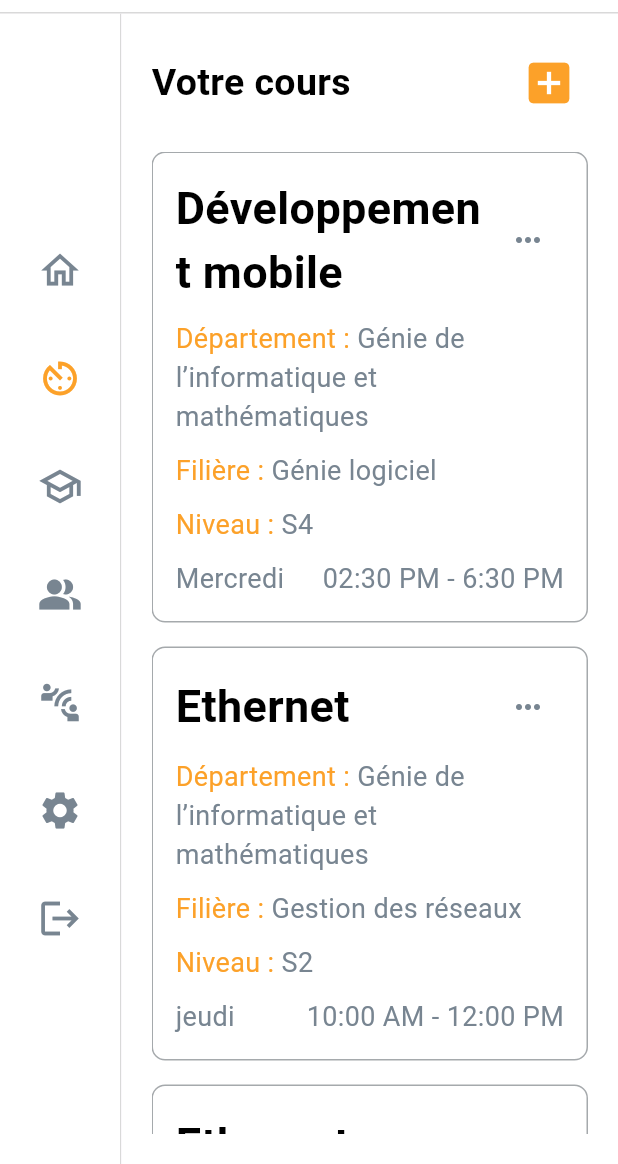
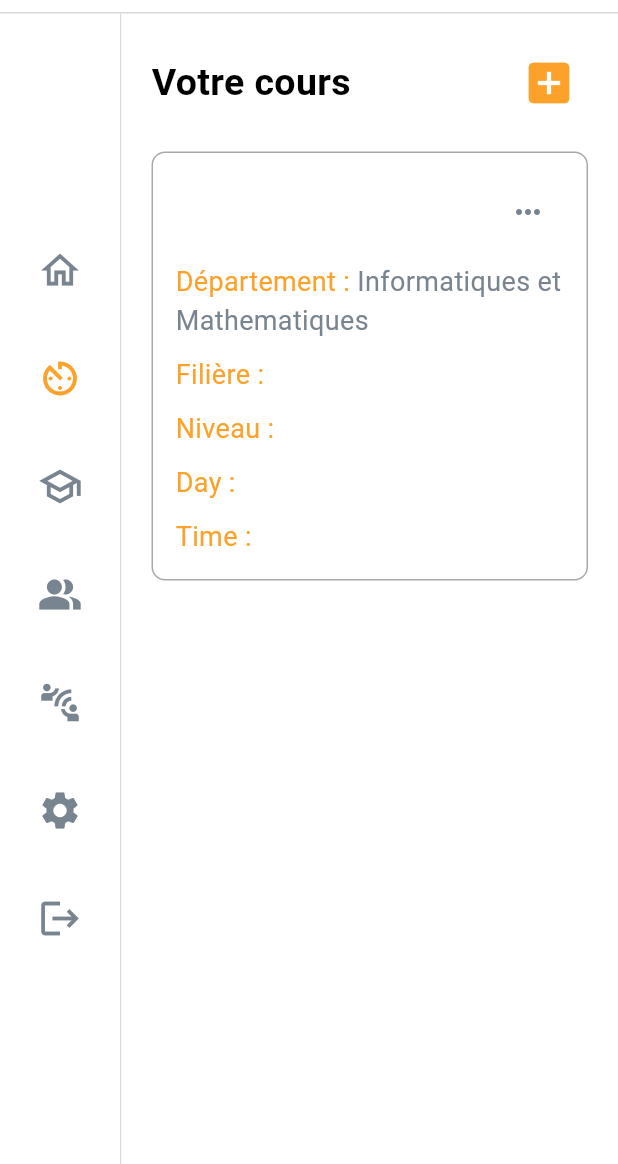
Before and after one commit to SalimZ04/estk_pfe, a Flutter app: the screen it shows after launch, after a tap on "Consultez les emplois", on a phone screen of 412 x 824 dp, the part 72-1236 px from its top. Run offline on Flutter 3.47's test engine with Material 3 defaults, Android fonts, the phone set to English and light mode, and no system bars; our stand-ins replace animate_do, firebase_auth, firebase_core, flutter_svg, fluttertoast, sqflite; accounts and stored records are empty; Roboto replaces fonts that are missing (Sarala).

Commit message:
partie cours

```diff
--- a/lib/pages/details_pages.dart
+++ b/lib/pages/details_pages.dart
@@ -86,7 +86,7 @@ class _MyWidgetState extends State<DetailsPage> {
                               height: 8,
                             ),
                             Text(
-                              'Développement mobile, Systèmes et applications répartis',
+                              '',
                               textAlign: TextAlign.start,
                               style: TextStyle(
                                 color: secondcolor,
@@ -123,7 +123,7 @@ class _MyWidgetState extends State<DetailsPage> {
                               height: 8,
                             ),
                             Text(
-                              'Génie de l’informatique et mathématiques',
+                              '',
                               textAlign: TextAlign.start,
                               style: TextStyle(
                                 color: secondcolor,
@@ -161,7 +161,7 @@ class _MyWidgetState extends State<DetailsPage> {
                               height: 8,
                             ),
                             Text(
-                              'Génie logiciel S4',
+                              '',
                               textAlign: TextAlign.start,
                               style: TextStyle(
                                 color: secondcolor,
@@ -199,7 +199,7 @@ class _MyWidgetState extends State<DetailsPage> {
                               height: 8,
                             ),
                             Text(
-                              'S4',
+                              '',
                               textAlign: TextAlign.start,
                               style: TextStyle(
                                 color: secondcolor,
@@ -237,7 +237,7 @@ class _MyWidgetState extends State<DetailsPage> {
                               height: 8,
                             ),
                             Text(
-                              '30',
+                              '',
                               textAlign: TextAlign.start,
                               style: TextStyle(
                                 color: secondcolor,
@@ -280,7 +280,7 @@ class _MyWidgetState extends State<DetailsPage> {
                               crossAxisAlignment: CrossAxisAlignment.center,
                               children: [
                                 Text(
-                                  'Mercredi ',
+                                  '',
                                   textAlign: TextAlign.start,
                                   style: TextStyle(
                                     color: secondcolor,
@@ -292,7 +292,7 @@ class _MyWidgetState extends State<DetailsPage> {
                                 ),
                                 const SizedBox(width: 26),
                                 Text(
-                                  '02:30 PM - 6:30 PM',
+                                  '',
                                   textAlign: TextAlign.start,
                                   style: TextStyle(
                                     color: secondcolor,
@@ -332,7 +332,7 @@ class _MyWidgetState extends State<DetailsPage> {
                               height: 8,
                             ),
                             Text(
-                              'Développement mobile',
+                              '',
                               textAlign: TextAlign.start,
                               style: TextStyle(
                                 color: secondcolor,
--- a/lib/pages/noter_absence.dart
+++ b/lib/pages/noter_absence.dart
@@ -12,8 +12,6 @@ class NoterAbsPages extends StatefulWidget {
 }
 
 class _MyWidgetState extends State<NoterAbsPages> {
-
-
   @override
   Widget build(BuildContext context) {
     DateTime now = DateTime.now();
--- a/lib/widget/cours_widget copy.dart
+++ b/lib/widget/cours_widget copy.dart
@@ -25,28 +25,12 @@ class _CoursWidgetv2State extends State<CoursWidgetv2> {
     // Return sample data as a map
     return [
       {
-        'Module': 'Développement mobile',
-        'Département': 'Génie de l’informatique et mathématiques',
-        'Filière': 'Génie logiciel',
-        'Niveau': 'S4',
-        'Day': 'Mercredi',
-        'Time': '02:30 PM - 6:30 PM',
-      },
-      {
-        'Module': 'Ethernet',
-        'Département': 'Génie de l’informatique et mathématiques',
-        'Filière': 'Gestion des réseaux',
-        'Niveau': 'S2',
-        'Day': 'jeudi',
-        'Time': '10:00 AM - 12:00 PM',
-      },
-      {
-        'Module': 'Ethernet',
-        'Département': 'Génie de l’informatique et mathématiques',
-        'Filière': 'Gestion des réseaux',
-        'Niveau': 'S2',
-        'Day': 'jeudi',
-        'Time': '10:00 AM - 12:00 PM',
+        'Module': '$_selectedModule',
+        'Département': 'Informatiques et Mathematiques',
+        'Filière': '$_selectedFiliere',
+        'Niveau': '$_selectedNiveau',
+        'Day': '$_selectedDay',
+        'Time': '$_selectedTime',
       },
     ];
   }
@@ -206,6 +190,14 @@ class _CoursWidgetv2State extends State<CoursWidgetv2> {
                                               ))
                                           .toList(),
                                     ),
+                                    Text(
+                                        'Module sélectionné: $_selectedModule'),
+                                    Text(
+                                        'Filière sélectionnée: $_selectedFiliere'),
+                                    Text(
+                                        'Niveau sélectionné: $_selectedNiveau'),
+                                    Text('Jour sélectionné: $_selectedDay'),
+                                    Text('Heure sélectionnée: $_selectedTime'),
                                     const SizedBox(height: 20),
                                     Row(
                                       mainAxisAlignment:
@@ -231,6 +223,7 @@ class _CoursWidgetv2State extends State<CoursWidgetv2> {
                                               );
                                             } else {
                                               // Proceed with your logic here
+                                              print('---------------------');
                                               print('Module: $_selectedModule');
                                               print(
                                                   'Filière: $_selectedFiliere');
@@ -275,7 +268,7 @@ class _CoursWidgetv2State extends State<CoursWidgetv2> {
                                             backgroundColor:
                                                 MaterialStateProperty.all(
                                                     Colors.red),
-                                                    shape: MaterialStateProperty.all<
+                                            shape: MaterialStateProperty.all<
                                                 RoundedRectangleBorder>(
                                               RoundedRectangleBorder(
                                                 borderRadius: BorderRadius.circular(
@@ -313,12 +306,12 @@ class _CoursWidgetv2State extends State<CoursWidgetv2> {
                       itemBuilder: (context, index) {
                         final item = data[index];
                         return CourseListItem(
-                          module: item['Module']!,
+                          module: _selectedModule ?? '',
                           department: item['Département']!,
-                          filiere: item['Filière']!,
-                          niveau: item['Niveau']!,
-                          day: item['Day']!,
-                          time: item['Time']!,
+                          filiere: _selectedFiliere ?? '',
+                          niveau: _selectedNiveau ?? '',
+                          day: _selectedDay ?? '',
+                          time: _selectedTime ?? '',
                         );
                       },
                     );
@@ -504,22 +497,50 @@ class CourseListItem extends StatelessWidget {
                 ),
               ),
               const SizedBox(height: 10),
-              Row(
-                mainAxisAlignment: MainAxisAlignment.spaceBetween,
-                children: [
-                  Text(day,
+              Text.rich(
+                TextSpan(
+                  children: [
+                    TextSpan(
+                      text: 'Day : ',
+                      style: TextStyle(
+                          color: firstcolor,
+                          fontSize: 18,
+                          fontFamily: 'Sarala',
+                          fontWeight: FontWeight.w400),
+                    ),
+                    TextSpan(
+                      text: day,
                       style: TextStyle(
                           color: secondcolor,
                           fontSize: 18,
                           fontFamily: 'Sarala',
-                          fontWeight: FontWeight.w400)),
-                  Text(time,
+                          fontWeight: FontWeight.w400),
+                    ),
+                  ],
+                ),
+              ),
+              const SizedBox(height: 10),
+              Text.rich(
+                TextSpan(
+                  children: [
+                    TextSpan(
+                      text: 'Time : ',
+                      style: TextStyle(
+                          color: firstcolor,
+                          fontSize: 18,
+                          fontFamily: 'Sarala',
+                          fontWeight: FontWeight.w400),
+                    ),
+                    TextSpan(
+                      text: time,
                       style: TextStyle(
                           color: secondcolor,
                           fontSize: 18,
                           fontFamily: 'Sarala',
-                          fontWeight: FontWeight.w400)),
-                ],
+                          fontWeight: FontWeight.w400),
+                    ),
+                  ],
+                ),
               ),
             ],
           ),
```
Also changed, not shown: 1 other file.
